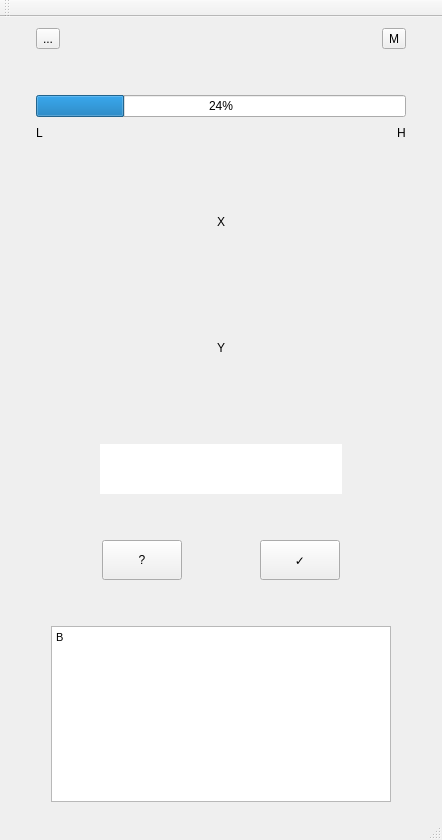
The window that main_window.ui (codincodee/AnyWord) describes before a commit, drawn with Qt 5.
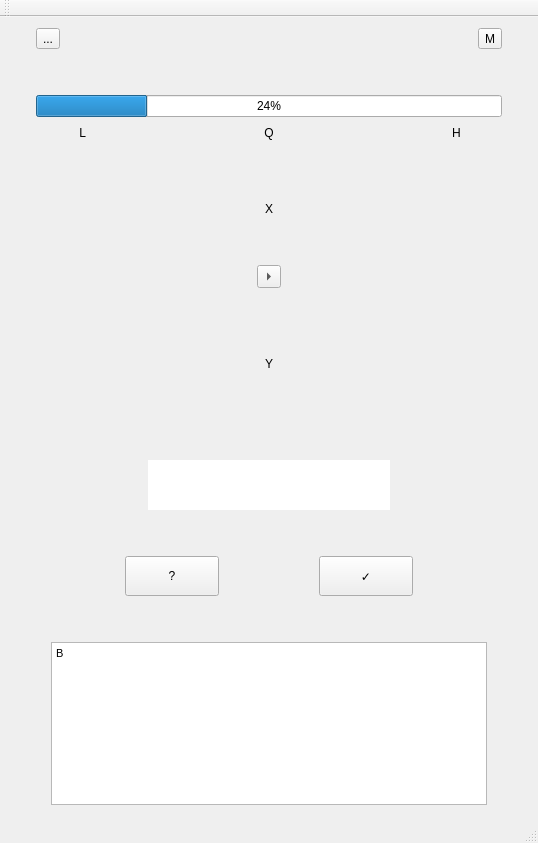
The same window after the commit.

What changed in the file:
```diff
--- a/main_window.ui
+++ b/main_window.ui
@@ -6,8 +6,8 @@
    <rect>
     <x>0</x>
     <y>0</y>
-    <width>442</width>
-    <height>840</height>
+    <width>538</width>
+    <height>843</height>
    </rect>
   </property>
   <property name="focusPolicy">
@@ -56,9 +56,12 @@
           <property name="orientation">
            <enum>Qt::Horizontal</enum>
           </property>
+          <property name="sizeType">
+           <enum>QSizePolicy::Expanding</enum>
+          </property>
           <property name="sizeHint" stdset="0">
            <size>
-            <width>40</width>
+            <width>400</width>
             <height>20</height>
            </size>
           </property>
@@ -171,9 +174,24 @@
         </item>
         <item>
          <widget class="QLabel" name="label">
+          <property name="sizePolicy">
+           <sizepolicy hsizetype="Fixed" vsizetype="Preferred">
+            <horstretch>0</horstretch>
+            <verstretch>0</verstretch>
+           </sizepolicy>
+          </property>
+          <property name="minimumSize">
+           <size>
+            <width>50</width>
+            <height>0</height>
+           </size>
+          </property>
           <property name="text">
            <string>L</string>
           </property>
+          <property name="alignment">
+           <set>Qt::AlignRight|Qt::AlignTrailing|Qt::AlignVCenter</set>
+          </property>
          </widget>
         </item>
         <item>
@@ -181,9 +199,50 @@
           <property name="orientation">
            <enum>Qt::Horizontal</enum>
           </property>
+          <property name="sizeType">
+           <enum>QSizePolicy::Fixed</enum>
+          </property>
           <property name="sizeHint" stdset="0">
            <size>
-            <width>40</width>
+            <width>20</width>
+            <height>20</height>
+           </size>
+          </property>
+         </spacer>
+        </item>
+        <item>
+         <widget class="QLabel" name="label_3">
+          <property name="sizePolicy">
+           <sizepolicy hsizetype="MinimumExpanding" vsizetype="Preferred">
+            <horstretch>0</horstretch>
+            <verstretch>0</verstretch>
+           </sizepolicy>
+          </property>
+          <property name="minimumSize">
+           <size>
+            <width>300</width>
+            <height>0</height>
+           </size>
+          </property>
+          <property name="text">
+           <string>Q</string>
+          </property>
+          <property name="alignment">
+           <set>Qt::AlignCenter</set>
+          </property>
+         </widget>
+        </item>
+        <item>
+         <spacer name="horizontalSpacer_24">
+          <property name="orientation">
+           <enum>Qt::Horizontal</enum>
+          </property>
+          <property name="sizeType">
+           <enum>QSizePolicy::Fixed</enum>
+          </property>
+          <property name="sizeHint" stdset="0">
+           <size>
+            <width>20</width>
             <height>20</height>
            </size>
           </property>
@@ -191,9 +250,27 @@
         </item>
         <item>
          <widget class="QLabel" name="label_2">
+          <property name="sizePolicy">
+           <sizepolicy hsizetype="Fixed" vsizetype="Preferred">
+            <horstretch>0</horstretch>
+            <verstretch>0</verstretch>
+           </sizepolicy>
+          </property>
+          <property name="minimumSize">
+           <size>
+            <width>50</width>
+            <height>0</height>
+           </size>
+          </property>
+          <property name="layoutDirection">
+           <enum>Qt::LeftToRight</enum>
+          </property>
           <property name="text">
            <string>H</string>
           </property>
+          <property name="alignment">
+           <set>Qt::AlignLeading|Qt::AlignLeft|Qt::AlignVCenter</set>
+          </property>
          </widget>
         </item>
         <item>
@@ -276,6 +353,55 @@
         </item>
        </layout>
       </item>
+      <item>
+       <layout class="QHBoxLayout" name="horizontalLayout_9">
+        <item>
+         <spacer name="horizontalSpacer_23">
+          <property name="orientation">
+           <enum>Qt::Horizontal</enum>
+          </property>
+          <property name="sizeHint" stdset="0">
+           <size>
+            <width>40</width>
+            <height>20</height>
+           </size>
+          </property>
+         </spacer>
+        </item>
+        <item>
+         <widget class="QToolButton" name="toolButton_3">
+          <property name="focusPolicy">
+           <enum>Qt::NoFocus</enum>
+          </property>
+          <property name="text">
+           <string>...</string>
+          </property>
+          <property name="checkable">
+           <bool>false</bool>
+          </property>
+          <property name="toolButtonStyle">
+           <enum>Qt::ToolButtonIconOnly</enum>
+          </property>
+          <property name="arrowType">
+           <enum>Qt::RightArrow</enum>
+          </property>
+         </widget>
+        </item>
+        <item>
+         <spacer name="horizontalSpacer_22">
+          <property name="orientation">
+           <enum>Qt::Horizontal</enum>
+          </property>
+          <property name="sizeHint" stdset="0">
+           <size>
+            <width>40</width>
+            <height>20</height>
+           </size>
+          </property>
+         </spacer>
+        </item>
+       </layout>
+      </item>
       <item>
        <spacer name="verticalSpacer_2">
         <property name="orientation">
```
Left out of the diff: 2 changed lines with no effect on the pictures.
